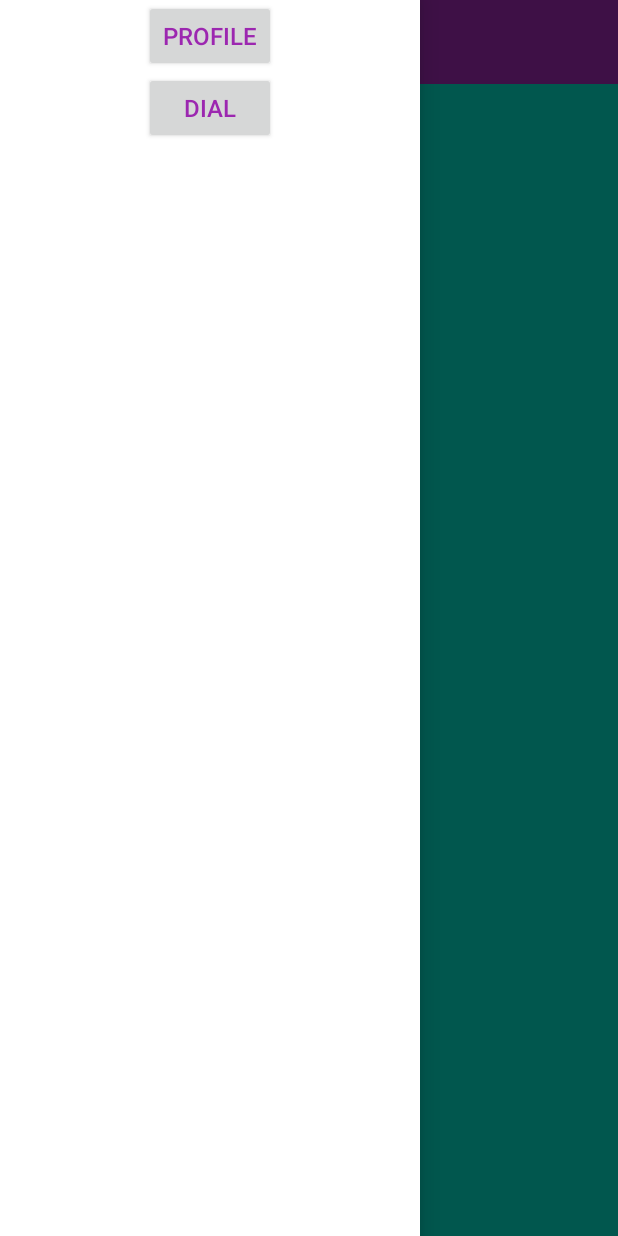
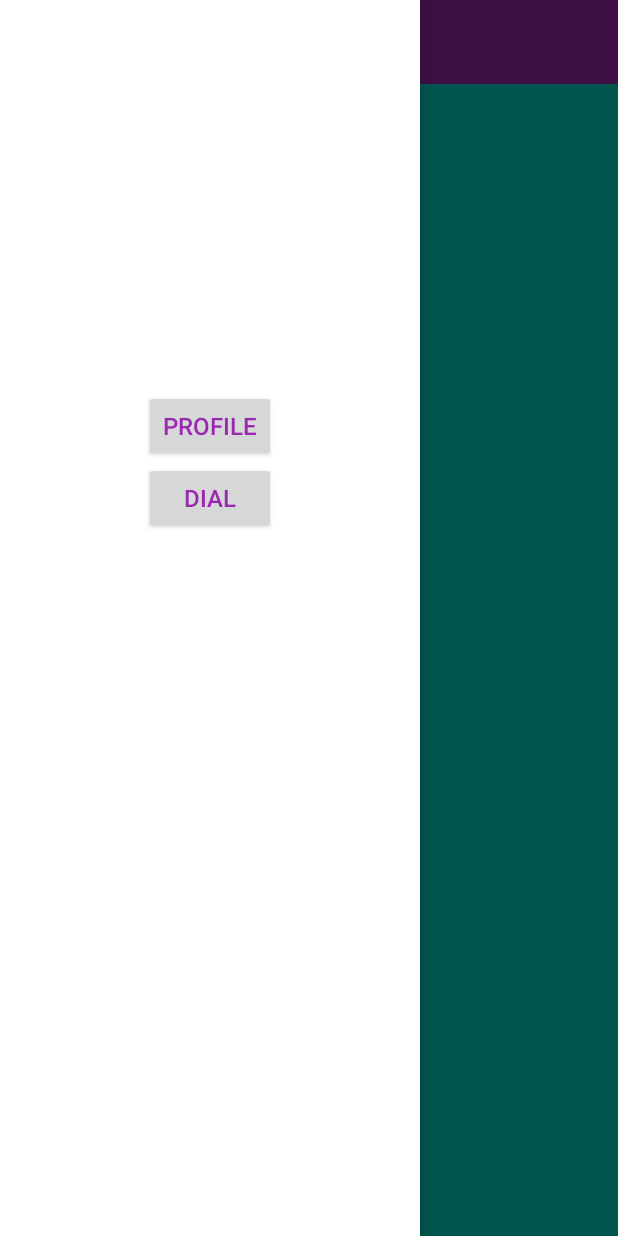
Before and after one commit to holymoon/SematecHolyDrawerMenu, an Android app: the screen it shows after launch (MainActivity), on a phone screen of 412 x 824 dp. Run offline under Robolectric (Android 15) with nearby library versions, the phone set to English and light mode, and no system bars.

Commit message:
some changes in activity_main layout

```diff
--- a/app/src/main/res/layout/activity_main.xml
+++ b/app/src/main/res/layout/activity_main.xml
@@ -30,6 +30,7 @@
 
 
            <androidx.recyclerview.widget.RecyclerView
+               android:paddingTop="260dp"
                android:layout_width="match_parent"
                android:layout_height="match_parent"
                android:id="@+id/recycler"/>
--- a/app/src/main/res/layout/recycler_item.xml
+++ b/app/src/main/res/layout/recycler_item.xml
@@ -4,7 +4,7 @@
     android:layout_width="match_parent"
     android:layout_height="wrap_content"
     android:orientation="vertical"
-    android:layout_gravity="center_vertical"
+    android:layout_gravity="center"
     tools:context=".MainActivity">
     <Button
         android:layout_width="wrap_content"
```
